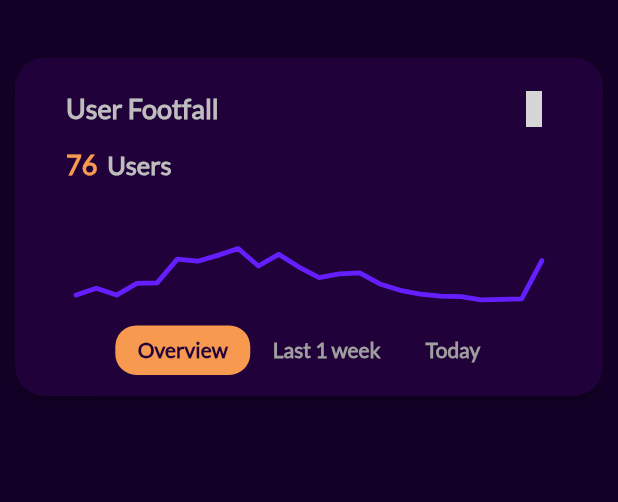
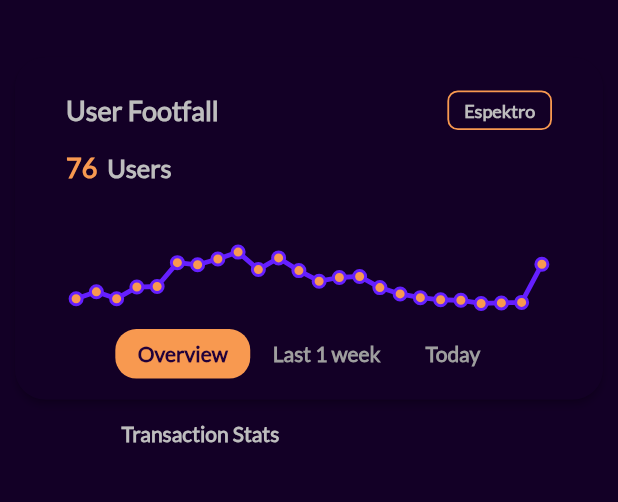
Before and after one commit to saptarshiweb/Tessarus, a Flutter app: the DashboardMain screen opened directly, on a phone screen of 412 x 824 dp, the part 64-566 px from its top. Run offline on Flutter 3.47's test engine with Material 2 defaults, Android fonts, the phone set to English and light mode, and no system bars; drawn by our look-alikes of countup; our stand-ins replace dotted_border, dropdown_search, eva_icons_flutter, flutter_html, fluttericon, lottie and 3 more; missing offline and left inert: html_editor_enhanced, images_picker, number_paginator, simple_barcode_scanner; accounts and stored records are empty; grey boxes are pictures that could not be loaded.

Commit message:
minor fixes

```diff
--- /dev/null
+++ b/lib/screens/dashboard/dashboard_custom_widgets.dart
@@ -0,0 +1,19 @@
+import 'package:flutter/material.dart';
+import 'package:tessarus_volunteer/color_constants.dart';
+import 'package:tessarus_volunteer/custom_widget/custom_text.dart';
+
+BoxDecoration d1() {
+  return const BoxDecoration();
+}
+
+Widget transactionStats(BuildContext context) {
+  return Container(
+    width: MediaQuery.of(context).size.width * 0.6,
+    decoration: d1(),
+    child: Column(
+      children: [
+        ctext1('Transaction Stats', textcolor6, 14),
+      ],
+    ),
+  );
+}
--- a/lib/screens/dashboard/dashboard_main.dart
+++ b/lib/screens/dashboard/dashboard_main.dart
@@ -2,16 +2,16 @@ import 'dart:async';
 import 'dart:math';
 
 import 'package:flutter/material.dart';
-import 'package:fluttericon/typicons_icons.dart';
 import 'package:shared_preferences/shared_preferences.dart';
 import 'package:syncfusion_flutter_charts/charts.dart';
 import 'package:tessarus_volunteer/color_constants.dart';
 import 'package:tessarus_volunteer/custom_widget/custom_text.dart';
-import 'package:tessarus_volunteer/custom_widget/loader_widget.dart';
 import 'package:tessarus_volunteer/screens/dashboard/chartdata_model.dart';
 import 'package:tessarus_volunteer/screens/drawer/drawer_custom_appbar.dart';
 import 'package:tessarus_volunteer/screens/drawer/simple_drawer_custom.dart';
 import 'package:countup/countup.dart';
+
+import 'dashboard_custom_widgets.dart';
 
 class DashboardMain extends StatefulWidget {
   const DashboardMain({super.key});
@@ -69,14 +69,6 @@ class _DashboardMainState extends State<DashboardMain> {
   }
 
   Future changeCoinPeriod(int val) async {
-    // showLoaderDialog(context);
-    // Timer(const Duration(seconds: 1), () {
-    //   setState(() {
-    //     period = val;
-    //   });
-    //   Navigator.pop(context);
-    // });
-
     setState(() {
       period = val;
     });
@@ -101,6 +93,8 @@ class _DashboardMainState extends State<DashboardMain> {
               children: [
                 const SizedBox(height: 10),
                 graph(price, '23'),
+                const SizedBox(height: 14),
+                transactionStats(context)
               ],
             ),
           );
@@ -177,7 +171,7 @@ class _DashboardMainState extends State<DashboardMain> {
     return ElevatedButton(
       onPressed: () {},
       style: ElevatedButton.styleFrom(
-          backgroundColor: primaryColor1,
+          backgroundColor: primaryColor,
           foregroundColor: primaryColor1,
           surfaceTintColor: primaryColor1,
           shape:
@@ -194,7 +188,16 @@ class _DashboardMainState extends State<DashboardMain> {
                 children: [
                   ctext1('User Footfall', textcolor6, 18),
                   const Spacer(),
-                  Icon(Typicons.chart_outline, color: textcolor2, size: 24),
+                  Container(
+                    decoration: BoxDecoration(
+                        borderRadius: BorderRadius.circular(7),
+                        border: Border.all(width: 1.2, color: containerColor)),
+                    child: Padding(
+                      padding: const EdgeInsets.only(
+                          top: 5, bottom: 5, left: 10, right: 10),
+                      child: ctext1('Espektro', textcolor6, 12),
+                    ),
+                  ),
                 ],
               ),
             ),
@@ -231,6 +234,10 @@ class _DashboardMainState extends State<DashboardMain> {
                   tooltipBehavior: TooltipBehavior(enable: true),
                   series: <ChartSeries<ChartData, String>>[
                     LineSeries(
+                        markerSettings: MarkerSettings(
+                            isVisible: true,
+                            color: containerColor,
+                            shape: DataMarkerType.circle),
                         animationDelay: 1,
                         animationDuration: 3,
                         dataSource: data,
--- a/lib/screens/drawer/drawer_custom_appbar.dart
+++ b/lib/screens/drawer/drawer_custom_appbar.dart
@@ -1,7 +1,7 @@
 // ignore_for_file: non_constant_identifier_names
+import 'package:eva_icons_flutter/eva_icons_flutter.dart';
 import 'package:flutter/material.dart';
 import 'package:flutter/services.dart';
-import 'package:fluttericon/iconic_icons.dart';
 import 'package:fluttericon/typicons_icons.dart';
 import 'package:shared_preferences/shared_preferences.dart';
 import 'package:tessarus_volunteer/helper/helper_function.dart';
@@ -63,7 +63,8 @@ AppBar eventsPageAppBar(String text, Color col) {
                     onPressed: () {
                       normalNavigation(const AddEventPage(), context);
                     },
-                    icon: Icon(Iconic.plus_circle, color: textcolor2, size: 26))
+                    icon: Icon(EvaIcons.plusCircleOutline,
+                        color: textcolor2, size: 26))
               ],
             );
           } else {
--- a/lib/screens/event/add_event_pages/add_coordinator.dart
+++ b/lib/screens/event/add_event_pages/add_coordinator.dart
@@ -2,11 +2,11 @@
 
 import 'dart:convert';
 import 'dart:io';
+import 'package:eva_icons_flutter/eva_icons_flutter.dart';
 import 'package:fluttericon/font_awesome5_icons.dart';
 import 'package:http/http.dart' as http;
 import 'package:dotted_border/dotted_border.dart';
 import 'package:flutter/material.dart';
-import 'package:fluttericon/font_awesome_icons.dart';
 import 'package:images_picker/images_picker.dart';
 import 'package:shared_preferences/shared_preferences.dart';
 import 'package:tessarus_volunteer/color_constants.dart';
@@ -163,8 +163,8 @@ class _AddCoordinatorEventState extends State<AddCoordinatorEvent> {
                                       onPressed: () {
                                         getImage();
                                       },
-                                      icon: Icon(FontAwesome.upload,
-                                          color: containerColor, size: 22),
+                                      icon: Icon(EvaIcons.cloudUploadOutline,
+                                          color: containerColor, size: 32),
                                     )),
                                     const SizedBox(height: 15),
                                     ctext1('Select the Club Image',
--- a/lib/screens/event/add_event_pages/add_event_image.dart
+++ b/lib/screens/event/add_event_pages/add_event_image.dart
@@ -2,8 +2,8 @@
 
 import 'dart:convert';
 import 'package:dotted_border/dotted_border.dart';
+import 'package:eva_icons_flutter/eva_icons_flutter.dart';
 import 'package:flutter/material.dart';
-import 'package:fluttericon/font_awesome_icons.dart';
 import 'package:shared_preferences/shared_preferences.dart';
 import 'package:tessarus_volunteer/color_constants.dart';
 import 'package:tessarus_volunteer/custom_widget/custom_appbar.dart';
@@ -215,8 +215,8 @@ class _AddEventImageState extends State<AddEventImage> {
                                     onPressed: () {
                                       getImage();
                                     },
-                                    icon: Icon(FontAwesome.upload,
-                                        color: containerColor, size: 22),
+                                    icon: Icon(EvaIcons.cloudUploadOutline,
+                                        color: containerColor, size: 32),
                                   )),
                                   const SizedBox(height: 15),
                                   ctext1(
--- a/pubspec.yaml
+++ b/pubspec.yaml
@@ -59,6 +59,7 @@ dependencies:
   syncfusion_flutter_charts: ^20.4.50
   countup: ^0.1.4
   flutter_html: ^3.0.0-alpha.6
+  eva_icons_flutter: ^3.1.0
 
 
 
```
Also changed, not shown: lib/custom_widget/custom_buttons.dart (+24 -13 lines), lib/screens/drawer/simple_drawer_custom.dart (+5 -18 lines), lib/screens/event/event_detail_page.dart (+4 -3 lines), lib/screens/login_screen.dart (+6 -4 lines), pubspec.lock.
